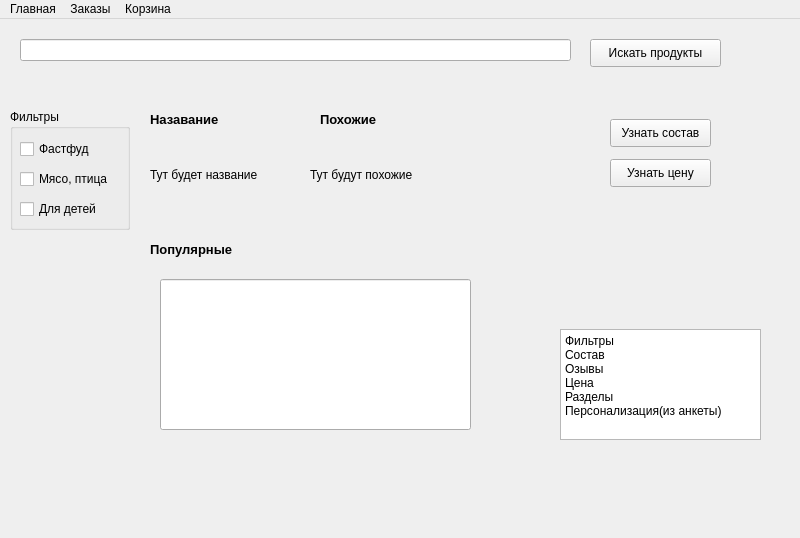
The window that main_window.ui (zarterdud/YandexQt5) describes before a commit, drawn with Qt 5.
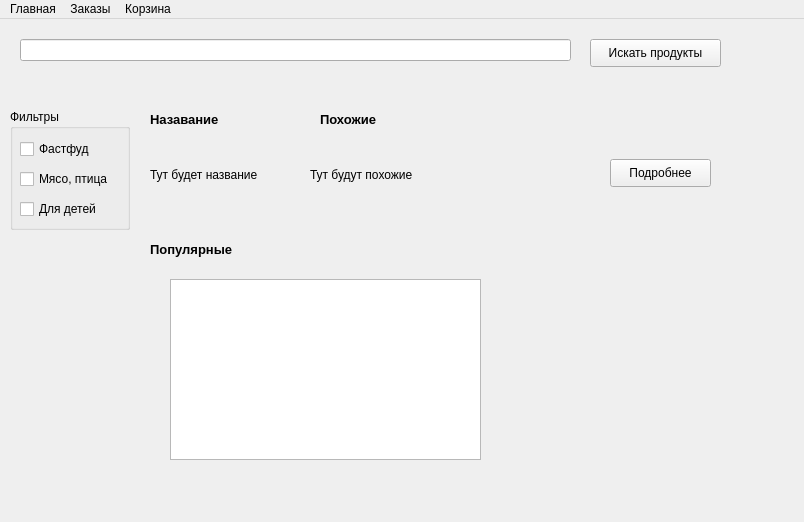
The same window after the commit.

```diff
--- a/main_window.ui
+++ b/main_window.ui
@@ -6,32 +6,20 @@
    <rect>
     <x>0</x>
     <y>0</y>
-    <width>800</width>
-    <height>538</height>
+    <width>804</width>
+    <height>522</height>
    </rect>
   </property>
+  <property name="minimumSize">
+   <size>
+    <width>804</width>
+    <height>522</height>
+   </size>
+  </property>
   <property name="windowTitle">
    <string>MainWindow</string>
   </property>
   <widget class="QWidget" name="centralwidget">
-   <widget class="QPlainTextEdit" name="plainTextEdit">
-    <property name="geometry">
-     <rect>
-      <x>560</x>
-      <y>310</y>
-      <width>201</width>
-      <height>111</height>
-     </rect>
-    </property>
-    <property name="plainText">
-     <string>Фильтры
-Состав
-Озывы
-Цена
-Разделы
-Персонализация(из анкеты)</string>
-    </property>
-   </widget>
    <widget class="QLineEdit" name="search">
     <property name="geometry">
      <rect>
@@ -191,19 +179,6 @@
      <string>&lt;html&gt;&lt;head/&gt;&lt;body&gt;&lt;p&gt;&lt;span style=&quot; font-size:10pt; font-weight:600;&quot;&gt;Популярные&lt;/span&gt;&lt;/p&gt;&lt;/body&gt;&lt;/html&gt;</string>
     </property>
    </widget>
-   <widget class="QPushButton" name="strukture">
-    <property name="geometry">
-     <rect>
-      <x>610</x>
-      <y>100</y>
-      <width>101</width>
-      <height>28</height>
-     </rect>
-    </property>
-    <property name="text">
-     <string>Узнать состав</string>
-    </property>
-   </widget>
    <widget class="QPushButton" name="prise_value">
     <property name="geometry">
      <rect>
@@ -214,16 +189,16 @@
      </rect>
     </property>
     <property name="text">
-     <string>Узнать цену</string>
+     <string>Подробнее</string>
     </property>
    </widget>
-   <widget class="QLineEdit" name="popular">
+   <widget class="QPlainTextEdit" name="popular">
     <property name="geometry">
      <rect>
-      <x>160</x>
+      <x>170</x>
       <y>260</y>
       <width>311</width>
-      <height>151</height>
+      <height>181</height>
      </rect>
     </property>
    </widget>
@@ -233,7 +208,7 @@
     <rect>
      <x>0</x>
      <y>0</y>
-     <width>800</width>
+     <width>804</width>
      <height>26</height>
     </rect>
    </property>
```
